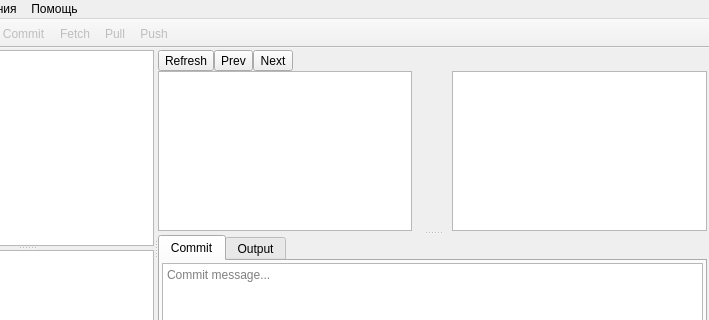
Qt form git_keeper_app/mainwindow.ui (CJayM/GitKeeper) before a commit; both pictures show x 103 to 812 and y 0 to 320 of the 812 by 470 pixel window.
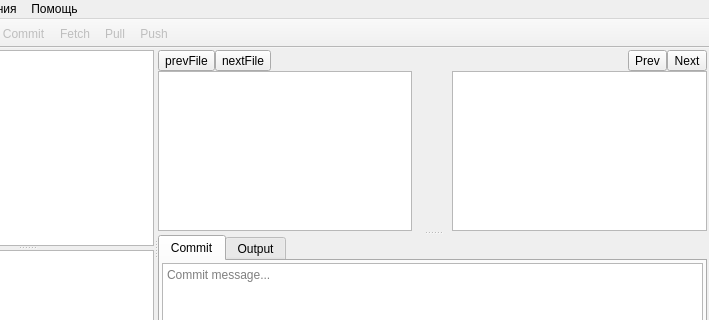
The same form after that commit. Custom widgets are drawn as their Qt base class.

```diff
--- a/git_keeper_app/mainwindow.ui
+++ b/git_keeper_app/mainwindow.ui
@@ -172,7 +172,7 @@
                </property>
                <item>
                 <widget class="QWidget" name="diffToolbar" native="true">
-                 <layout class="QHBoxLayout" name="horizontalLayout_4" stretch="0,0,0,0">
+                 <layout class="QHBoxLayout" name="horizontalLayout_4" stretch="0,0,0,0,0">
                   <property name="spacing">
                    <number>0</number>
                   </property>
@@ -191,21 +191,14 @@
                   <item>
                    <widget class="QToolButton" name="toolButton_3">
                     <property name="text">
-                     <string>Refresh</string>
+                     <string>prevFile</string>
                     </property>
                    </widget>
                   </item>
                   <item>
-                   <widget class="QToolButton" name="prevFileChangeBtn">
+                   <widget class="QToolButton" name="nextFileBtn">
                     <property name="text">
-                     <string>Prev</string>
-                    </property>
-                   </widget>
-                  </item>
-                  <item>
-                   <widget class="QToolButton" name="nextFileChangeBtn">
-                    <property name="text">
-                     <string>Next</string>
+                     <string>nextFile</string>
                     </property>
                    </widget>
                   </item>
@@ -222,6 +215,20 @@
                     </property>
                    </spacer>
                   </item>
+                  <item>
+                   <widget class="QToolButton" name="prevFileChangeBtn">
+                    <property name="text">
+                     <string>Prev</string>
+                    </property>
+                   </widget>
+                  </item>
+                  <item>
+                   <widget class="QToolButton" name="nextFileChangeBtn">
+                    <property name="text">
+                     <string>Next</string>
+                    </property>
+                   </widget>
+                  </item>
                  </layout>
                 </widget>
                </item>
```
Left out of the diff: 2 changed lines with no effect on the pictures.
